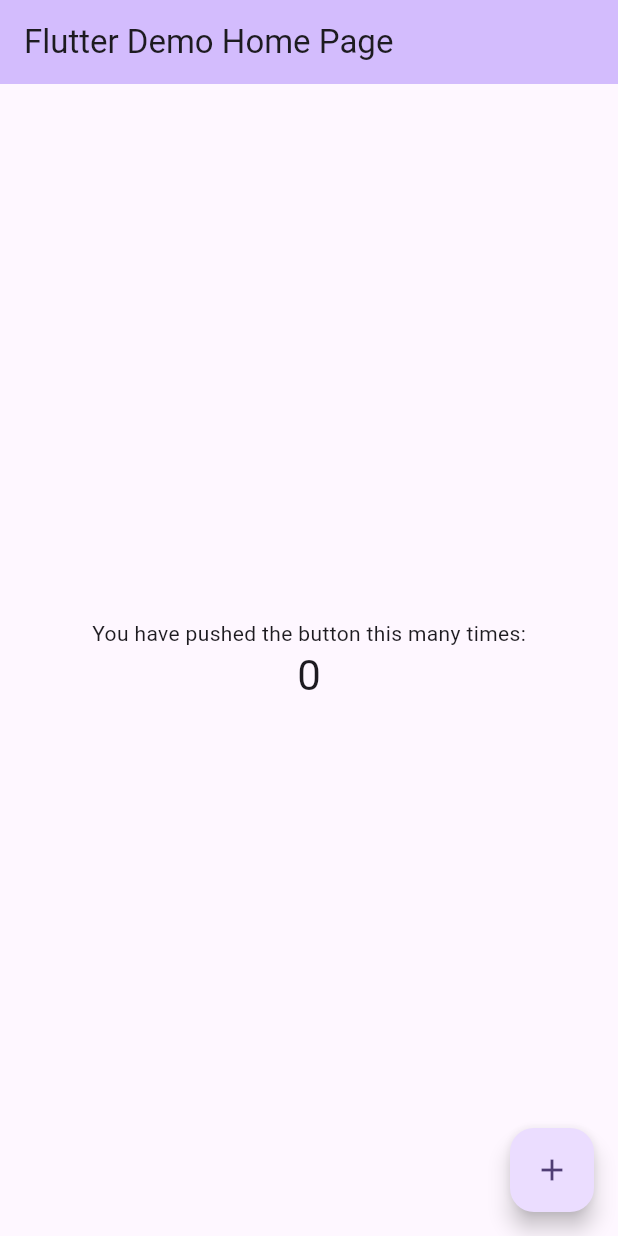
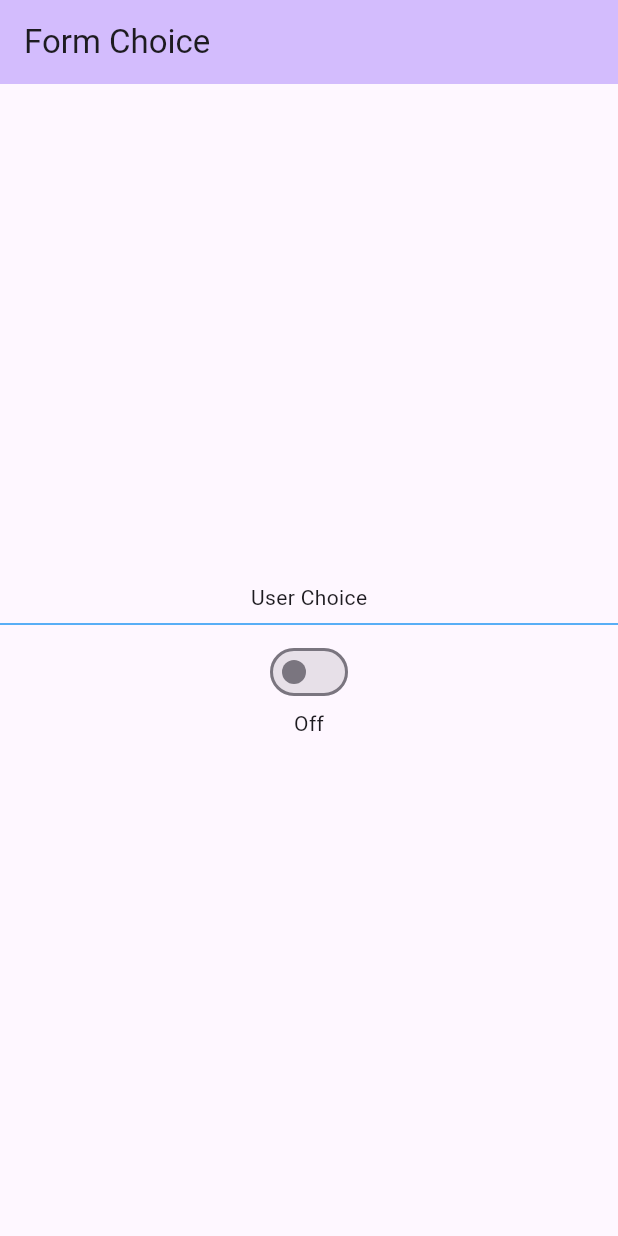
Before and after one commit to CrossPlatformFlutter/uit_forms_choice, a Flutter app: the screen it shows after launch, on a phone screen of 412 x 824 dp. Run offline on Flutter 3.47's test engine with Material 2 defaults, Android fonts, the phone set to English and light mode, and no system bars.

Commit message:
Add switch

```diff
--- a/lib/main.dart
+++ b/lib/main.dart
@@ -6,47 +6,22 @@
 
 class MyApp extends StatelessWidget {
   const MyApp({super.key});
-
-  // This widget is the root of your application.
   @override
   Widget build(BuildContext context) {
     return MaterialApp(
       title: 'Flutter Demo',
+      debugShowCheckedModeBanner: false,
       theme: ThemeData(
-        // This is the theme of your application.
-        //
-        // TRY THIS: Try running your application with "flutter run". You'll see
-        // the application has a blue toolbar. Then, without quitting the app,
-        // try changing the seedColor in the colorScheme below to Colors.green
-        // and then invoke "hot reload" (save your changes or press the "hot
-        // reload" button in a Flutter-supported IDE, or press "r" if you used
-        // the command line to start the app).
-        //
-        // Notice that the counter didn't reset back to zero; the application
-        // state is not lost during the reload. To reset the state, use hot
-        // restart instead.
-        //
-        // This works for code too, not just values: Most code changes can be
-        // tested with just a hot reload.
         colorScheme: ColorScheme.fromSeed(seedColor: Colors.deepPurple),
         useMaterial3: true,
       ),
-      home: const MyHomePage(title: 'Flutter Demo Home Page'),
+      home: const MyHomePage(title: 'Form Choice'),
     );
   }
 }
 
 class MyHomePage extends StatefulWidget {
   const MyHomePage({super.key, required this.title});
-
-  // This widget is the home page of your application. It is stateful, meaning
-  // that it has a State object (defined below) that contains fields that affect
-  // how it looks.
-
-  // This class is the configuration for the state. It holds the values (in this
-  // case the title) provided by the parent (in this case the App widget) and
-  // used by the build method of the State. Fields in a Widget subclass are
-  // always marked "final".
 
   final String title;
 
@@ -55,71 +30,30 @@
 }
 
 class _MyHomePageState extends State<MyHomePage> {
-  int _counter = 0;
 
-  void _incrementCounter() {
-    setState(() {
-      // This call to setState tells the Flutter framework that something has
-      // changed in this State, which causes it to rerun the build method below
-      // so that the display can reflect the updated values. If we changed
-      // _counter without calling setState(), then the build method would not be
-      // called again, and so nothing would appear to happen.
-      _counter++;
-    });
-  }
-
+  bool switchdata=false;
   @override
   Widget build(BuildContext context) {
-    // This method is rerun every time setState is called, for instance as done
-    // by the _incrementCounter method above.
-    //
-    // The Flutter framework has been optimized to make rerunning build methods
-    // fast, so that you can just rebuild anything that needs updating rather
-    // than having to individually change instances of widgets.
     return Scaffold(
       appBar: AppBar(
-        // TRY THIS: Try changing the color here to a specific color (to
-        // Colors.amber, perhaps?) and trigger a hot reload to see the AppBar
-        // change color while the other colors stay the same.
         backgroundColor: Theme.of(context).colorScheme.inversePrimary,
-        // Here we take the value from the MyHomePage object that was created by
-        // the App.build method, and use it to set our appbar title.
         title: Text(widget.title),
       ),
       body: Center(
-        // Center is a layout widget. It takes a single child and positions it
-        // in the middle of the parent.
         child: Column(
-          // Column is also a layout widget. It takes a list of children and
-          // arranges them vertically. By default, it sizes itself to fit its
-          // children horizontally, and tries to be as tall as its parent.
-          //
-          // Column has various properties to control how it sizes itself and
-          // how it positions its children. Here we use mainAxisAlignment to
-          // center the children vertically; the main axis here is the vertical
-          // axis because Columns are vertical (the cross axis would be
-          // horizontal).
-          //
-          // TRY THIS: Invoke "debug painting" (choose the "Toggle Debug Paint"
-          // action in the IDE, or press "p" in the console), to see the
-          // wireframe for each widget.
           mainAxisAlignment: MainAxisAlignment.center,
-          children: <Widget>[
-            const Text(
-              'You have pushed the button this many times:',
-            ),
-            Text(
-              '$_counter',
-              style: Theme.of(context).textTheme.headlineMedium,
-            ),
-          ],
-        ),
+          children: [
+          const Text("User Choice"),
+          const Divider(color: Colors.blue),
+          Switch(value: switchdata, onChanged: (val){
+            setState(() {
+              switchdata=val;
+            });
+          }),
+          Text(switchdata ? 'On' : 'Off')
+
+        ]),
       ),
-      floatingActionButton: FloatingActionButton(
-        onPressed: _incrementCounter,
-        tooltip: 'Increment',
-        child: const Icon(Icons.add),
-      ), // This trailing comma makes auto-formatting nicer for build methods.
     );
   }
 }
```
